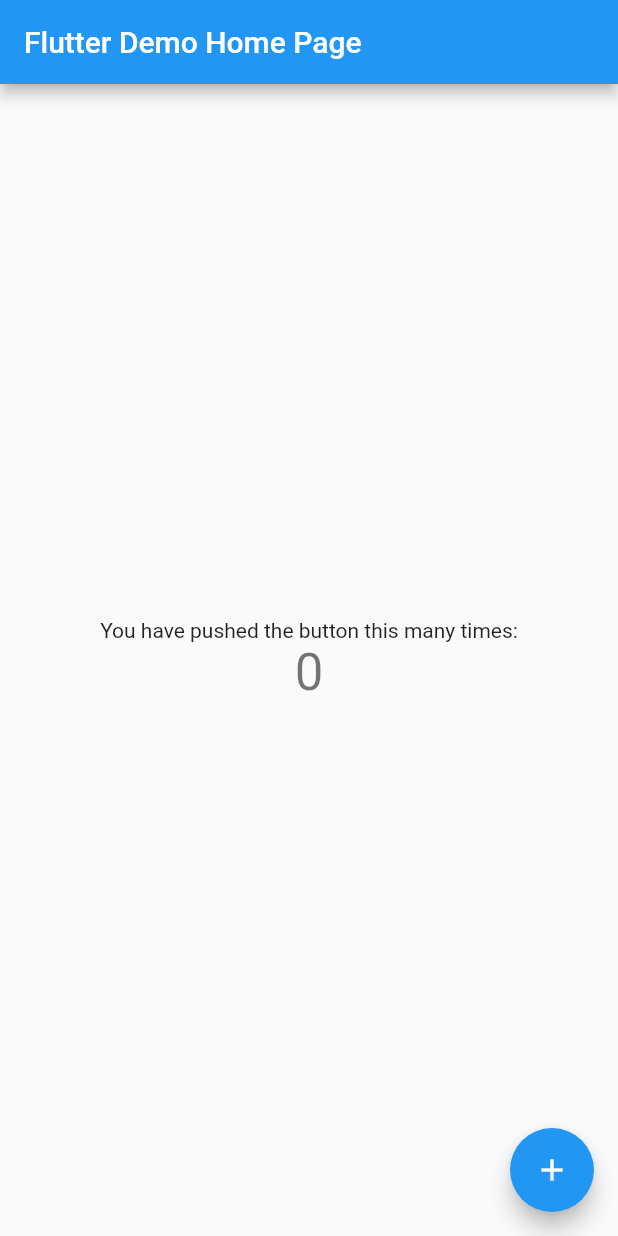
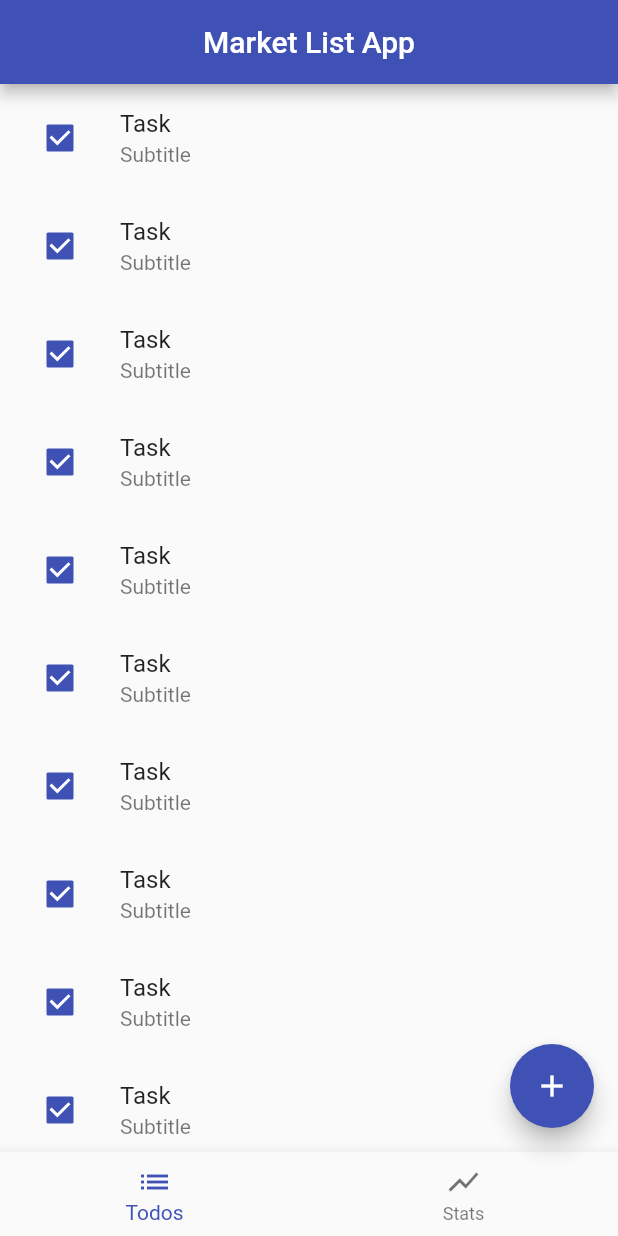
Before and after one commit to lucssilva/flutter_market_list_app, a Flutter app: the screen it shows after launch, on a phone screen of 412 x 824 dp. Run offline on Flutter 3.47's test engine with Material 2 defaults, Android fonts, the phone set to English and light mode, and no system bars.

Commit message:
View added with IndexPage, TaskScreen & NavBarWidget

```diff
--- a/lib/main.dart
+++ b/lib/main.dart
@@ -1,113 +1,18 @@
 import 'package:flutter/material.dart';
 
+import 'view/pages/index.page.dart';
+
 void main() {
-  runApp(MyApp());
+  WidgetsFlutterBinding.ensureInitialized();
+
+  runApp(MarketListApp());
 }
 
-class MyApp extends StatelessWidget {
-  // This widget is the root of your application.
+class MarketListApp extends StatelessWidget {
   @override
-  Widget build(BuildContext context) {
-    return MaterialApp(
-      title: 'Flutter Demo',
-      theme: ThemeData(
-        // This is the theme of your application.
-        //
-        // Try running your application with "flutter run". You'll see the
-        // application has a blue toolbar. Then, without quitting the app, try
-        // changing the primarySwatch below to Colors.green and then invoke
-        // "hot reload" (press "r" in the console where you ran "flutter run",
-        // or simply save your changes to "hot reload" in a Flutter IDE).
-        // Notice that the counter didn't reset back to zero; the application
-        // is not restarted.
-        primarySwatch: Colors.blue,
-      ),
-      home: MyHomePage(title: 'Flutter Demo Home Page'),
-    );
-  }
+  build(_) => MaterialApp(
+        home: IndexPage(),
+        title: 'Market List App',
+        theme: ThemeData(primarySwatch: Colors.indigo),
+      );
 }
-
-class MyHomePage extends StatefulWidget {
-  MyHomePage({Key key, this.title}) : super(key: key);
-
-  // This widget is the home page of your application. It is stateful, meaning
-  // that it has a State object (defined below) that contains fields that affect
-  // how it looks.
-
-  // This class is the configuration for the state. It holds the values (in this
-  // case the title) provided by the parent (in this case the App widget) and
-  // used by the build method of the State. Fields in a Widget subclass are
-  // always marked "final".
-
-  final String title;
-
-  @override
-  _MyHomePageState createState() => _MyHomePageState();
-}
-
-class _MyHomePageState extends State<MyHomePage> {
-  int _counter = 0;
-
-  void _incrementCounter() {
-    setState(() {
-      // This call to setState tells the Flutter framework that something has
-      // changed in this State, which causes it to rerun the build method below
-      // so that the display can reflect the updated values. If we changed
-      // _counter without calling setState(), then the build method would not be
-      // called again, and so nothing would appear to happen.
-      _counter++;
-    });
-  }
-
-  @override
-  Widget build(BuildContext context) {
-    // This method is rerun every time setState is called, for instance as done
-    // by the _incrementCounter method above.
-    //
-    // The Flutter framework has been optimized to make rerunning build methods
-    // fast, so that you can just rebuild anything that needs updating rather
-    // than having to individually change instances of widgets.
-    return Scaffold(
-      appBar: AppBar(
-        // Here we take the value from the MyHomePage object that was created by
-        // the App.build method, and use it to set our appbar title.
-        title: Text(widget.title),
-      ),
-      body: Center(
-        // Center is a layout widget. It takes a single child and positions it
-        // in the middle of the parent.
-        child: Column(
-          // Column is also a layout widget. It takes a list of children and
-          // arranges them vertically. By default, it sizes itself to fit its
-          // children horizontally, and tries to be as tall as its parent.
-          //
-          // Invoke "debug painting" (press "p" in the console, choose the
-          // "Toggle Debug Paint" action from the Flutter Inspector in Android
-          // Studio, or the "Toggle Debug Paint" command in Visual Studio Code)
-          // to see the wireframe for each widget.
-          //
-          // Column has various properties to control how it sizes itself and
-          // how it positions its children. Here we use mainAxisAlignment to
-          // center the children vertically; the main axis here is the vertical
-          // axis because Columns are vertical (the cross axis would be
-          // horizontal).
-          mainAxisAlignment: MainAxisAlignment.center,
-          children: <Widget>[
-            Text(
-              'You have pushed the button this many times:',
-            ),
-            Text(
-              '$_counter',
-              style: Theme.of(context).textTheme.headline4,
-            ),
-          ],
-        ),
-      ),
-      floatingActionButton: FloatingActionButton(
-        onPressed: _incrementCounter,
-        tooltip: 'Increment',
-        child: Icon(Icons.add),
-      ), // This trailing comma makes auto-formatting nicer for build methods.
-    );
-  }
-}
--- /dev/null
+++ b/lib/utils/consts.dart
@@ -0,0 +1,12 @@
+abstract class Routes {
+  static const HOME = '/';
+  static const ADD = '/add';
+}
+
+abstract class UIText {
+  UIText._();
+  static String get appTitle => 'Market List App';
+  static String get addTodo => 'Add Todo';
+  static String get todos => 'Todos';
+  static String get stats => 'Stats';
+}
--- /dev/null
+++ b/lib/view/pages/index.page.dart
@@ -0,0 +1,25 @@
+import 'package:flutter/material.dart';
+import 'package:market_list_crud_app/utils/consts.dart';
+import 'package:market_list_crud_app/view/screens/task.screen.dart';
+import 'package:market_list_crud_app/view/widgets/navbar.widget.dart';
+
+class IndexPage extends StatelessWidget {
+  @override
+  build(_) => Scaffold(
+        appBar: AppBar(
+          centerTitle: true,
+          title: Text(UIText.appTitle),
+          actions: [],
+        ),
+        body: TaskScreen(),
+        floatingActionButton: FloatingActionButton(
+          onPressed: () => Navigator.pushNamed(_, Routes.ADD),
+          child: Icon(Icons.add),
+          tooltip: UIText.addTodo,
+        ),
+        bottomNavigationBar: NavBarWidget(
+          activeScreen: Screens.todos,
+          onScreenSelected: (tab) {},
+        ),
+      );
+}
--- /dev/null
+++ b/lib/view/screens/task.screen.dart
@@ -0,0 +1,23 @@
+import 'package:flutter/material.dart';
+
+class TaskScreen extends StatelessWidget {
+  @override
+  build(_) => ListView.builder(
+        itemBuilder: (_, i) => Dismissible(
+          key: UniqueKey(),
+          onDismissed: (_) {},
+          child: ListTile(
+            onTap: () {},
+            leading: Checkbox(value: true, onChanged: (_) {}),
+            title: Hero(
+              tag: 'heroTag$i',
+              child: Container(
+                width: MediaQuery.of(_).size.width,
+                child: Text('Task'),
+              ),
+            ),
+            subtitle: Text('Subtitle'),
+          ),
+        ),
+      );
+}
--- /dev/null
+++ b/lib/view/widgets/navbar.widget.dart
@@ -0,0 +1,33 @@
+import 'package:flutter/material.dart';
+import 'package:market_list_crud_app/utils/consts.dart';
+
+enum Screens {
+  todos,
+  stats,
+}
+
+class NavBarWidget extends StatelessWidget {
+  final Screens activeScreen;
+  final Function(Screens) onScreenSelected;
+
+  NavBarWidget({
+    @required this.activeScreen,
+    @required this.onScreenSelected,
+  });
+
+  @override
+  build(_) => BottomNavigationBar(
+        key: UniqueKey(),
+        currentIndex: Screens.values.indexOf(activeScreen),
+        onTap: (index) => onScreenSelected(Screens.values[index]),
+        items: Screens.values
+            .map(
+              (tab) => BottomNavigationBarItem(
+                label: tab == Screens.stats ? UIText.stats : UIText.todos,
+                icon:
+                    Icon(tab == Screens.todos ? Icons.list : Icons.show_chart),
+              ),
+            )
+            .toList(),
+      );
+}
```
Also changed, not shown: pubspec.yaml (+3 -58 lines), 1 other file.
